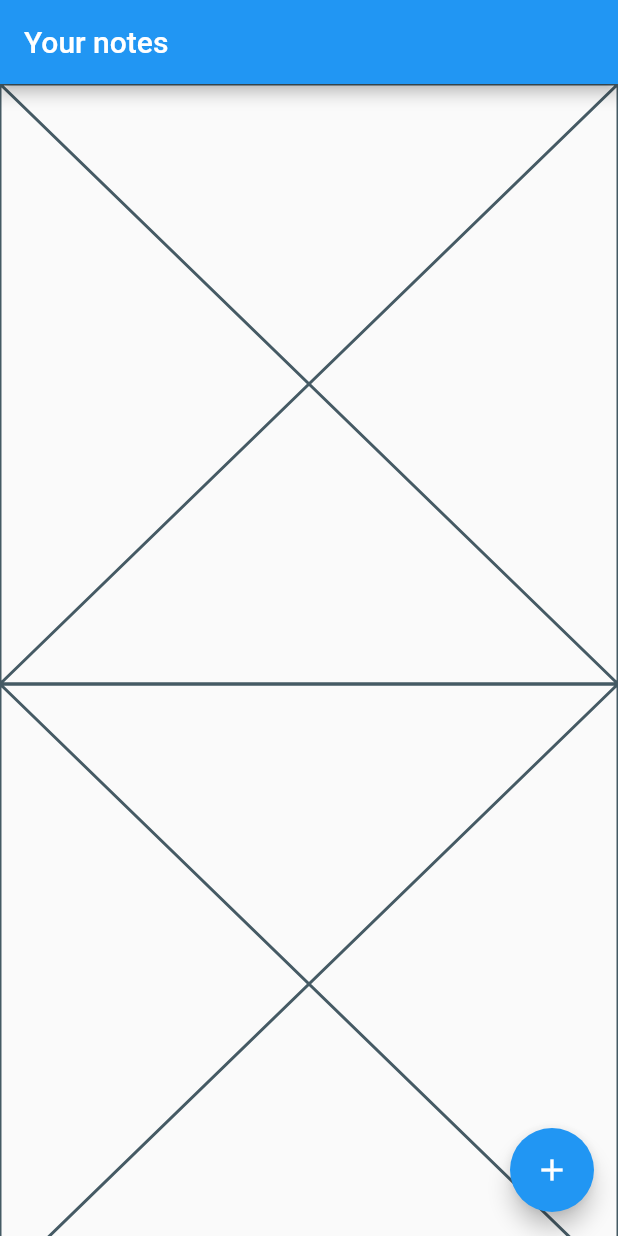
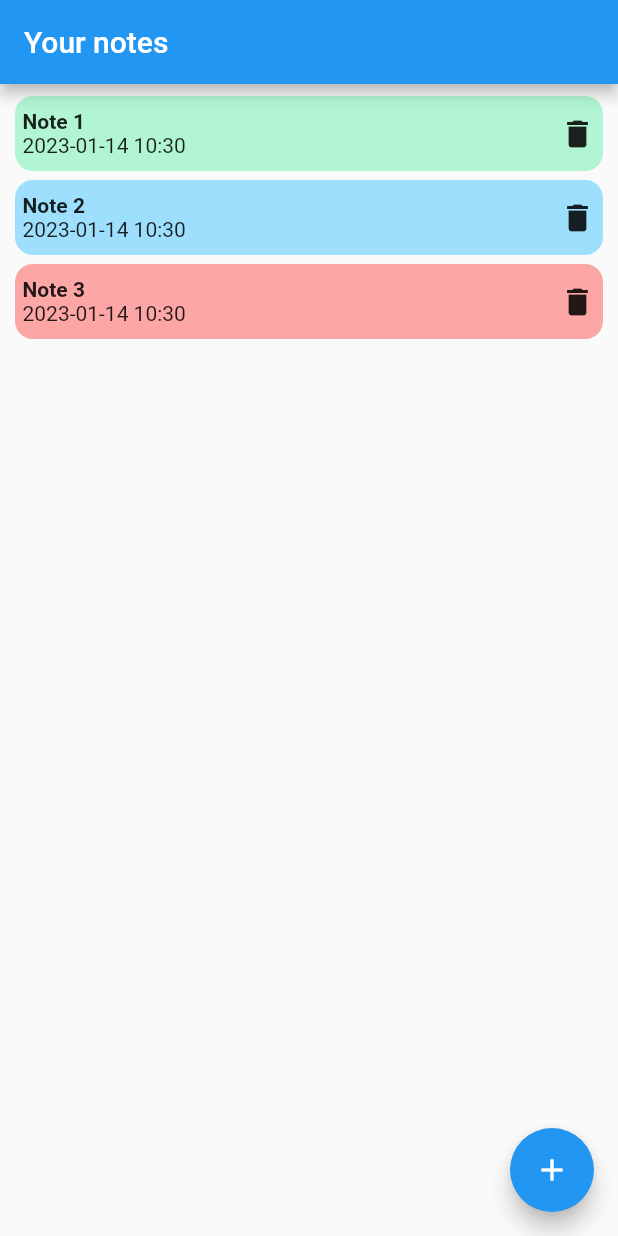
Before and after one commit to Yom3n/note_app, a Flutter app: the screen it shows after launch, on a phone screen of 412 x 824 dp. Run offline on Flutter 3.47's test engine with Material 2 defaults, Android fonts, the phone set to English and light mode, and no system bars; our stand-ins replace sqflite; accounts and stored records are empty.

Commit message:
finnalized UI of notes page

```diff
--- a/lib/features/notes/notes_page/notes_page.dart
+++ b/lib/features/notes/notes_page/notes_page.dart
@@ -31,12 +31,21 @@ class NotesPage extends StatelessWidget {
       appBar: AppBar(
         title: Text('Your notes'),
       ),
-      body: ListView.builder(
-          itemCount: notes.length,
-          itemBuilder: (context, index) {
-            final note = notes[index];
-            return NoteListItem(note: note);
-          }),
+      body: Padding(
+        padding: EdgeInsets.symmetric(vertical: 5, horizontal: 10),
+        child: ListView.builder(
+            itemCount: notes.length,
+            itemBuilder: (context, index) {
+              final note = notes[index];
+              return Padding(
+                  padding: EdgeInsets.symmetric(vertical: 3),
+                  child: NoteListItem(
+                    note: note,
+                    onNoteDeleteTapped: () => throw UnimplementedError(),
+                    onNoteOpenedTapped: () => throw UnimplementedError(),
+                  ));
+            }),
+      ),
       floatingActionButton: FloatingActionButton(
         onPressed: () {
           throw UnimplementedError();
@@ -49,11 +58,51 @@ class NotesPage extends StatelessWidget {
 
 class NoteListItem extends StatelessWidget {
   final Note note;
+  final VoidCallback onNoteOpenedTapped;
+  final VoidCallback onNoteDeleteTapped;
 
-  const NoteListItem({Key? key, required this.note}) : super(key: key);
+  const NoteListItem({
+    Key? key,
+    required this.note,
+    required this.onNoteOpenedTapped,
+    required this.onNoteDeleteTapped,
+  }) : super(key: key);
 
   @override
   Widget build(BuildContext context) {
-    return const Placeholder();
+    return InkWell(
+      onDoubleTap: onNoteOpenedTapped,
+      borderRadius: _getBorderRadius(),
+      child: Container(
+        height: 50,
+        decoration: BoxDecoration(
+          borderRadius: _getBorderRadius(),
+          color: note.getStateColor().withAlpha(128),
+        ),
+        padding: EdgeInsets.all(5),
+        child: Row(
+          mainAxisAlignment: MainAxisAlignment.spaceBetween,
+          children: [
+            Column(
+              crossAxisAlignment: CrossAxisAlignment.start,
+              mainAxisAlignment: MainAxisAlignment.center,
+              children: [
+                Text(note.noteName,
+                    style: TextStyle(fontWeight: FontWeight.bold)),
+                Text(note.getFormattedCreationDate()),
+              ],
+            ),
+            GestureDetector(
+              onTap: onNoteDeleteTapped,
+              child: Icon(Icons.delete),
+            ),
+          ],
+        ),
+      ),
+    );
+  }
+
+  BorderRadius _getBorderRadius() {
+    return BorderRadius.circular(12);
   }
 }
--- a/lib/models/note.dart
+++ b/lib/models/note.dart
@@ -1,3 +1,6 @@
+import 'package:flutter/material.dart';
+import 'package:intl/intl.dart';
+
 enum NoteState {
   //Notein  the process of creation
   draft,
@@ -21,4 +24,20 @@ class Note {
     required this.state,
     this.noteBody = '',
   });
+
+  ///Returns date formatted to  2022-08-18 15:04
+  String getFormattedCreationDate() {
+    return DateFormat('yyyy-MM-dd HH:mm').format(createdAt);
+  }
+
+  Color getStateColor() {
+    switch (state) {
+      case NoteState.draft:
+        return Colors.lightBlueAccent;
+      case NoteState.live:
+        return Colors.greenAccent;
+      case NoteState.archived:
+        return Colors.redAccent;
+    }
+  }
 }
--- a/notes_database/pubspec.yaml
+++ b/notes_database/pubspec.yaml
@@ -12,6 +12,7 @@ dependencies:
     sdk: flutter
 
   sqflite: ^2.2.3
+  intl: ^0.18.0
 
 
 dev_dependencies:
```
Also changed, not shown: pubspec.lock, 2 other files.
